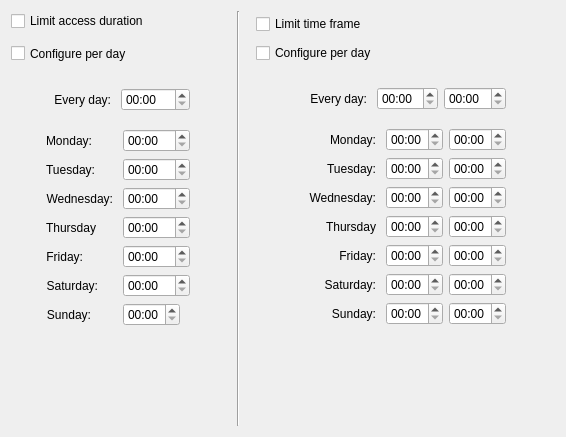
The window that clepsydra/app/ui/limits.ui (timekpr/clepsydra) describes before a commit, drawn with Qt 5.
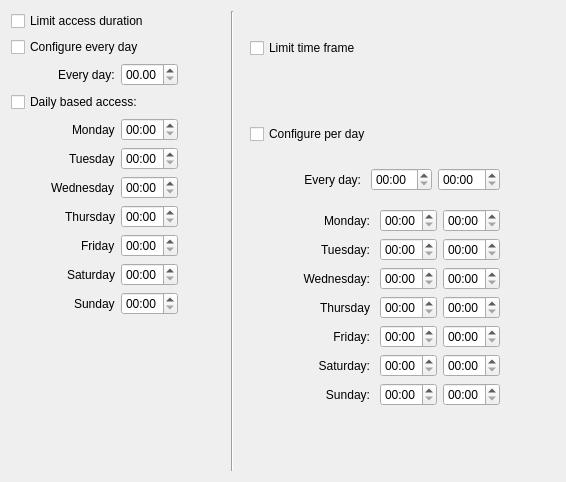
The same window after the commit.

Patch:
```diff
--- a/clepsydra/app/ui/limits.ui
+++ b/clepsydra/app/ui/limits.ui
@@ -7,7 +7,7 @@
     <x>0</x>
     <y>0</y>
     <width>566</width>
-    <height>437</height>
+    <height>482</height>
    </rect>
   </property>
   <property name="sizePolicy">
@@ -26,6 +26,42 @@
    <string>Form</string>
   </property>
   <layout class="QGridLayout" name="gridLayout_4">
+   <item row="6" column="5">
+    <spacer name="horizontalSpacer">
+     <property name="orientation">
+      <enum>Qt::Horizontal</enum>
+     </property>
+     <property name="sizeHint" stdset="0">
+      <size>
+       <width>40</width>
+       <height>20</height>
+      </size>
+     </property>
+    </spacer>
+   </item>
+   <item row="1" column="0">
+    <widget class="QCheckBox" name="checkBox">
+     <property name="text">
+      <string>Configure every day</string>
+     </property>
+    </widget>
+   </item>
+   <item row="6" column="3">
+    <spacer name="horizontalSpacer_5">
+     <property name="orientation">
+      <enum>Qt::Horizontal</enum>
+     </property>
+     <property name="sizeType">
+      <enum>QSizePolicy::Fixed</enum>
+     </property>
+     <property name="sizeHint" stdset="0">
+      <size>
+       <width>10</width>
+       <height>163</height>
+      </size>
+     </property>
+    </spacer>
+   </item>
    <item row="0" column="0">
     <widget class="QCheckBox" name="ckLimit">
      <property name="layoutDirection">
@@ -36,65 +72,7 @@
      </property>
     </widget>
    </item>
-   <item row="0" column="2" rowspan="4">
-    <widget class="Line" name="line">
-     <property name="sizePolicy">
-      <sizepolicy hsizetype="Minimum" vsizetype="Minimum">
-       <horstretch>0</horstretch>
-       <verstretch>0</verstretch>
-      </sizepolicy>
-     </property>
-     <property name="orientation">
-      <enum>Qt::Vertical</enum>
-     </property>
-    </widget>
-   </item>
-   <item row="0" column="4" rowspan="2">
-    <widget class="QCheckBox" name="ckBound">
-     <property name="enabled">
-      <bool>true</bool>
-     </property>
-     <property name="layoutDirection">
-      <enum>Qt::LeftToRight</enum>
-     </property>
-     <property name="text">
-      <string>Limit time frame</string>
-     </property>
-    </widget>
-   </item>
-   <item row="2" column="1">
-    <spacer name="horizontalSpacer_4">
-     <property name="orientation">
-      <enum>Qt::Horizontal</enum>
-     </property>
-     <property name="sizeType">
-      <enum>QSizePolicy::MinimumExpanding</enum>
-     </property>
-     <property name="sizeHint" stdset="0">
-      <size>
-       <width>10</width>
-       <height>163</height>
-      </size>
-     </property>
-    </spacer>
-   </item>
-   <item row="2" column="3">
-    <spacer name="horizontalSpacer_5">
-     <property name="orientation">
-      <enum>Qt::Horizontal</enum>
-     </property>
-     <property name="sizeType">
-      <enum>QSizePolicy::Fixed</enum>
-     </property>
-     <property name="sizeHint" stdset="0">
-      <size>
-       <width>10</width>
-       <height>163</height>
-      </size>
-     </property>
-    </spacer>
-   </item>
-   <item row="2" column="4">
+   <item row="6" column="4">
     <widget class="QWidget" name="wgBoundConf" native="true">
      <property name="sizePolicy">
       <sizepolicy hsizetype="Preferred" vsizetype="Minimum">
@@ -630,8 +608,10 @@
      </layout>
     </widget>
    </item>
-   <item row="2" column="5">
-    <spacer name="horizontalSpacer">
+   <item row="2" column="0" rowspan="2">
+    <layout class="QHBoxLayout" name="accConfEveryDay">
+     <item>
+      <spacer name="horizontalSpacer_2">
      <property name="orientation">
       <enum>Qt::Horizontal</enum>
      </property>
@@ -643,428 +623,242 @@
      </property>
     </spacer>
    </item>
-   <item row="2" column="0">
-    <widget class="QWidget" name="wgLimitConf" native="true">
-     <property name="sizePolicy">
-      <sizepolicy hsizetype="Preferred" vsizetype="Minimum">
-       <horstretch>0</horstretch>
-       <verstretch>0</verstretch>
-      </sizepolicy>
-     </property>
-     <layout class="QGridLayout" name="gridLayout">
-      <property name="leftMargin">
-       <number>0</number>
-      </property>
-      <property name="topMargin">
-       <number>0</number>
-      </property>
-      <property name="rightMargin">
-       <number>0</number>
-      </property>
-      <property name="bottomMargin">
-       <number>0</number>
-      </property>
-      <property name="verticalSpacing">
-       <number>0</number>
-      </property>
-      <item row="0" column="0" colspan="2">
-       <widget class="QCheckBox" name="ckLimitDay">
-        <property name="minimumSize">
-         <size>
-          <width>0</width>
-          <height>21</height>
-         </size>
-        </property>
-        <property name="layoutDirection">
-         <enum>Qt::LeftToRight</enum>
-        </property>
-        <property name="text">
-         <string>Configure per day</string>
-        </property>
-       </widget>
-      </item>
-      <item row="1" column="1">
-       <spacer name="verticalSpacer_6">
-        <property name="orientation">
-         <enum>Qt::Vertical</enum>
-        </property>
-        <property name="sizeType">
-         <enum>QSizePolicy::Fixed</enum>
-        </property>
-        <property name="sizeHint" stdset="0">
-         <size>
-          <width>20</width>
-          <height>15</height>
-         </size>
-        </property>
-       </spacer>
-      </item>
-      <item row="2" column="1">
-       <widget class="QWidget" name="wgLimitEveryDay" native="true">
-        <layout class="QHBoxLayout" name="horizontalLayout_5">
          <item>
-          <widget class="QLabel" name="lbLimit_0">
-           <property name="minimumSize">
-            <size>
-             <width>0</width>
-             <height>23</height>
-            </size>
-           </property>
+      <widget class="QLabel" name="lblEveryDay">
            <property name="text">
             <string>Every day:</string>
            </property>
-           <property name="alignment">
-            <set>Qt::AlignRight|Qt::AlignTrailing|Qt::AlignVCenter</set>
-           </property>
-           <property name="margin">
-            <number>0</number>
-           </property>
-           <property name="indent">
-            <number>4</number>
-           </property>
           </widget>
          </item>
          <item>
-          <widget class="QTimeEdit" name="sbLimit_7">
-           <property name="maximumSize">
-            <size>
-             <width>16777215</width>
-             <height>16777215</height>
-            </size>
-           </property>
+      <widget class="QTimeEdit" name="teEveryDayLimit">
            <property name="displayFormat">
-            <string>hh:mm</string>
+        <string>hh.mm</string>
            </property>
           </widget>
          </item>
         </layout>
-       </widget>
-      </item>
-      <item row="3" column="0" rowspan="2">
+   </item>
+   <item row="5" column="0" rowspan="2">
+    <layout class="QVBoxLayout" name="verticalLayout">
+     <item>
+      <layout class="QHBoxLayout" name="layAccess_mon">
+       <item>
        <spacer name="horizontalSpacer_6">
         <property name="orientation">
          <enum>Qt::Horizontal</enum>
         </property>
-        <property name="sizeType">
-         <enum>QSizePolicy::Fixed</enum>
-        </property>
         <property name="sizeHint" stdset="0">
          <size>
-          <width>20</width>
-          <height>18</height>
+           <width>40</width>
+           <height>20</height>
          </size>
         </property>
        </spacer>
       </item>
-      <item row="3" column="1">
-       <layout class="QVBoxLayout" name="lyLimitWeek">
-        <property name="spacing">
-         <number>0</number>
-        </property>
         <item>
-         <widget class="QWidget" name="wgLimitWeek" native="true">
-          <layout class="QFormLayout" name="formLayout">
-           <property name="fieldGrowthPolicy">
-            <enum>QFormLayout::ExpandingFieldsGrow</enum>
-           </property>
-           <item row="0" column="0">
-            <widget class="QLabel" name="lbLimit_1">
-             <property name="minimumSize">
-              <size>
-               <width>0</width>
-               <height>23</height>
-              </size>
-             </property>
+        <widget class="QLabel" name="lblAccessMon">
              <property name="text">
-              <string>Monday:</string>
-             </property>
-             <property name="alignment">
-              <set>Qt::AlignRight|Qt::AlignTrailing|Qt::AlignVCenter</set>
-             </property>
-             <property name="margin">
-              <number>0</number>
-             </property>
-             <property name="indent">
-              <number>4</number>
-             </property>
-            </widget>
-           </item>
-           <item row="0" column="1">
-            <widget class="QTimeEdit" name="sbLimit_1">
-             <property name="minimumSize">
-              <size>
-               <width>67</width>
-               <height>0</height>
-              </size>
-             </property>
-             <property name="maximumSize">
-              <size>
-               <width>67</width>
-               <height>16777215</height>
-              </size>
-             </property>
+          <string>Monday</string>
+         </property>
+        </widget>
+       </item>
+       <item>
+        <widget class="QTimeEdit" name="sbLimit_mon">
              <property name="displayFormat">
               <string>hh:mm</string>
              </property>
             </widget>
            </item>
-           <item row="1" column="0">
-            <widget class="QLabel" name="lbLimit_2">
-             <property name="minimumSize">
+      </layout>
+     </item>
+     <item>
+      <layout class="QHBoxLayout" name="layAccess_tue">
+       <item>
+        <spacer name="horizontalSpacer_3">
+         <property name="orientation">
+          <enum>Qt::Horizontal</enum>
+         </property>
+         <property name="sizeHint" stdset="0">
               <size>
-               <width>0</width>
-               <height>23</height>
-              </size>
-             </property>
+           <width>40</width>
+           <height>20</height>
+          </size>
+         </property>
+        </spacer>
+       </item>
+       <item>
+        <widget class="QLabel" name="lblAccessTue">
              <property name="text">
-              <string>Tuesday:</string>
-             </property>
-             <property name="alignment">
-              <set>Qt::AlignRight|Qt::AlignTrailing|Qt::AlignVCenter</set>
-             </property>
-             <property name="margin">
-              <number>0</number>
-             </property>
-             <property name="indent">
-              <number>4</number>
-             </property>
-            </widget>
-           </item>
-           <item row="1" column="1">
-            <widget class="QTimeEdit" name="sbLimit_2">
-             <property name="minimumSize">
-              <size>
-               <width>67</width>
-               <height>0</height>
-              </size>
-             </property>
-             <property name="maximumSize">
-              <size>
-               <width>67</width>
-               <height>16777215</height>
-              </size>
-             </property>
+          <string>Tuesday</string>
+         </property>
+        </widget>
+       </item>
+       <item>
+        <widget class="QTimeEdit" name="sbLimit_tue">
              <property name="displayFormat">
               <string>hh:mm</string>
              </property>
             </widget>
            </item>
-           <item row="2" column="0">
-            <widget class="QLabel" name="lbLimit_3">
-             <property name="minimumSize">
+      </layout>
+     </item>
+     <item>
+      <layout class="QHBoxLayout" name="layAccess_wed">
+       <item>
+        <spacer name="horizontalSpacer_8">
+         <property name="orientation">
+          <enum>Qt::Horizontal</enum>
+         </property>
+         <property name="sizeHint" stdset="0">
               <size>
-               <width>0</width>
-               <height>23</height>
-              </size>
-             </property>
+           <width>40</width>
+           <height>20</height>
+          </size>
+         </property>
+        </spacer>
+       </item>
+       <item>
+        <widget class="QLabel" name="lblAccessWed">
              <property name="text">
-              <string>Wednesday:</string>
-             </property>
-             <property name="alignment">
-              <set>Qt::AlignRight|Qt::AlignTrailing|Qt::AlignVCenter</set>
-             </property>
-             <property name="margin">
-              <number>0</number>
-             </property>
-             <property name="indent">
-              <number>4</number>
-             </property>
-            </widget>
-           </item>
-           <item row="2" column="1">
-            <widget class="QTimeEdit" name="sbLimit_3">
-             <property name="minimumSize">
-              <size>
-               <width>67</width>
-               <height>0</height>
-              </size>
-             </property>
-             <property name="maximumSize">
-              <size>
-               <width>67</width>
-               <height>16777215</height>
-              </size>
-             </property>
+          <string>Wednesday</string>
+         </property>
+        </widget>
+       </item>
+       <item>
+        <widget class="QTimeEdit" name="sbLimit_wed">
              <property name="displayFormat">
               <string>hh:mm</string>
              </property>
             </widget>
            </item>
-           <item row="3" column="0">
-            <widget class="QLabel" name="lbLimit_4">
-             <property name="minimumSize">
+      </layout>
+     </item>
+     <item>
+      <layout class="QHBoxLayout" name="layAccess_thu">
+       <item>
+        <spacer name="horizontalSpacer_9">
+         <property name="orientation">
+          <enum>Qt::Horizontal</enum>
+         </property>
+         <property name="sizeHint" stdset="0">
               <size>
-               <width>0</width>
-               <height>23</height>
-              </size>
-             </property>
+           <width>40</width>
+           <height>20</height>
+          </size>
+         </property>
+        </spacer>
+       </item>
+       <item>
+        <widget class="QLabel" name="lblAccessThu">
              <property name="text">
               <string>Thursday</string>
              </property>
-             <property name="alignment">
-              <set>Qt::AlignRight|Qt::AlignTrailing|Qt::AlignVCenter</set>
-             </property>
-             <property name="margin">
-              <number>0</number>
-             </property>
-             <property name="indent">
-              <number>4</number>
-             </property>
-            </widget>
-           </item>
-           <item row="3" column="1">
-            <widget class="QTimeEdit" name="sbLimit_4">
-             <property name="minimumSize">
-              <size>
-               <width>67</width>
-               <height>0</height>
-              </size>
-             </property>
-             <property name="maximumSize">
-              <size>
-               <width>67</width>
-               <height>16777215</height>
-              </size>
-             </property>
+        </widget>
+       </item>
+       <item>
+        <widget class="QTimeEdit" name="sbLimit_thu">
              <property name="displayFormat">
               <string>hh:mm</string>
              </property>
             </widget>
            </item>
-           <item row="4" column="0">
-            <widget class="QLabel" name="lbLimit_5">
-             <property name="minimumSize">
+      </layout>
+     </item>
+     <item>
+      <layout class="QHBoxLayout" name="layAccess_fri">
+       <item>
+        <spacer name="horizontalSpacer_10">
+         <property name="orientation">
+          <enum>Qt::Horizontal</enum>
+         </property>
+         <property name="sizeHint" stdset="0">
               <size>
-               <width>0</width>
-               <height>23</height>
-              </size>
-             </property>
+           <width>40</width>
+           <height>20</height>
+          </size>
+         </property>
+        </spacer>
+       </item>
+       <item>
+        <widget class="QLabel" name="lblAccessFri">
              <property name="text">
-              <string>Friday:</string>
-             </property>
-             <property name="alignment">
-              <set>Qt::AlignRight|Qt::AlignTrailing|Qt::AlignVCenter</set>
-             </property>
-             <property name="margin">
-              <number>0</number>
-             </property>
-             <property name="indent">
-              <number>4</number>
-             </property>
-            </widget>
-           </item>
-           <item row="4" column="1">
-            <widget class="QTimeEdit" name="sbLimit_5">
-             <property name="minimumSize">
-              <size>
-               <width>67</width>
-               <height>0</height>
-              </size>
-             </property>
-             <property name="maximumSize">
-              <size>
-               <width>67</width>
-               <height>16777215</height>
-              </size>
-             </property>
+          <string>Friday</string>
+         </property>
+        </widget>
+       </item>
+       <item>
+        <widget class="QTimeEdit" name="sbLimit_fri">
              <property name="displayFormat">
               <string>hh:mm</string>
              </property>
             </widget>
            </item>
-           <item row="5" column="0">
-            <widget class="QLabel" name="lbLimit_6">
-             <property name="minimumSize">
+      </layout>
+     </item>
+     <item>
+      <layout class="QHBoxLayout" name="layAccess_sat">
+       <item>
+        <spacer name="horizontalSpacer_11">
+         <property name="orientation">
+          <enum>Qt::Horizontal</enum>
+         </property>
+         <property name="sizeHint" stdset="0">
               <size>
-               <width>0</width>
-               <height>23</height>
-              </size>
-             </property>
+           <width>40</width>
+           <height>20</height>
+          </size>
+         </property>
+        </spacer>
+       </item>
+       <item>
+        <widget class="QLabel" name="lblAccessSat">
              <property name="text">
-              <string>Saturday:</string>
-             </property>
-             <property name="alignment">
-              <set>Qt::AlignRight|Qt::AlignTrailing|Qt::AlignVCenter</set>
-             </property>
-             <property name="margin">
-              <number>0</number>
-             </property>
-             <property name="indent">
-              <number>4</number>
-             </property>
-            </widget>
-           </item>
-           <item row="5" column="1">
-            <widget class="QTimeEdit" name="sbLimit_6">
-             <property name="minimumSize">
-              <size>
-               <width>67</width>
-               <height>0</height>
-              </size>
-             </property>
-             <property name="maximumSize">
-              <size>
-               <width>67</width>
-               <height>16777215</height>
-              </size>
-             </property>
+          <string>Saturday</string>
+         </property>
+        </widget>
+       </item>
+       <item>
+        <widget class="QTimeEdit" name="sbLimit_sat">
              <property name="displayFormat">
               <string>hh:mm</string>
              </property>
             </widget>
            </item>
-           <item row="7" column="1">
-            <widget class="QWidget" name="wgLimitSunday" native="true">
-             <layout class="QHBoxLayout" name="horizontalLayout_6"/>
-            </widget>
-           </item>
-           <item row="6" column="1">
-            <widget class="QTimeEdit" name="sbLimit_0">
-             <property name="maximumSize">
-              <size>
-               <width>77</width>
-               <height>16777215</height>
-              </size>
-             </property>
-             <property name="displayFormat">
-              <string>hh:mm</string>
-             </property>
-            </widget>
-           </item>
-           <item row="6" column="0">
-            <widget class="QLabel" name="lbLimit_7">
-             <property name="sizePolicy">
-              <sizepolicy hsizetype="Preferred" vsizetype="Minimum">
-               <horstretch>0</horstretch>
-               <verstretch>0</verstretch>
-              </sizepolicy>
-             </property>
-             <property name="minimumSize">
+      </layout>
+     </item>
+     <item>
+      <layout class="QHBoxLayout" name="layAccess_sun">
+       <item>
+        <spacer name="horizontalSpacer_12">
+         <property name="orientation">
+          <enum>Qt::Horizontal</enum>
+         </property>
+         <property name="sizeHint" stdset="0">
               <size>
-               <width>0</width>
-               <height>23</height>
-              </size>
-             </property>
+           <width>40</width>
+           <height>20</height>
+          </size>
+         </property>
+        </spacer>
+       </item>
+       <item>
+        <widget class="QLabel" name="lblAccessSun">
              <property name="text">
-              <string>Sunday:</string>
-             </property>
-             <property name="alignment">
-              <set>Qt::AlignRight|Qt::AlignTrailing|Qt::AlignVCenter</set>
-             </property>
-             <property name="margin">
-              <number>0</number>
-             </property>
-             <property name="indent">
-              <number>4</number>
-             </property>
-            </widget>
-           </item>
-          </layout>
+          <string>Sunday</string>
+         </property>
+        </widget>
+       </item>
+       <item>
+        <widget class="QTimeEdit" name="sbLimit_sun">
+         <property name="displayFormat">
+          <string>hh:mm</string>
+         </property>
          </widget>
         </item>
        </layout>
       </item>
-      <item row="4" column="1">
+     <item>
        <spacer name="verticalSpacer">
         <property name="orientation">
          <enum>Qt::Vertical</enum>
@@ -1072,14 +866,65 @@
         <property name="sizeHint" stdset="0">
          <size>
           <width>20</width>
-          <height>40</height>
+         <height>20</height>
          </size>
         </property>
        </spacer>
       </item>
      </layout>
+   </item>
+   <item row="0" column="4" rowspan="4">
+    <widget class="QCheckBox" name="ckBound">
+     <property name="enabled">
+      <bool>true</bool>
+     </property>
+     <property name="layoutDirection">
+      <enum>Qt::LeftToRight</enum>
+     </property>
+     <property name="text">
+      <string>Limit time frame</string>
+     </property>
     </widget>
    </item>
+   <item row="6" column="1">
+    <spacer name="horizontalSpacer_4">
+     <property name="orientation">
+      <enum>Qt::Horizontal</enum>
+     </property>
+     <property name="sizeType">
+      <enum>QSizePolicy::MinimumExpanding</enum>
+     </property>
+     <property name="sizeHint" stdset="0">
+      <size>
+       <width>10</width>
+       <height>163</height>
+      </size>
+     </property>
+    </spacer>
+   </item>
+   <item row="0" column="2" rowspan="8">
+    <widget class="Line" name="line">
+     <property name="sizePolicy">
+      <sizepolicy hsizetype="Minimum" vsizetype="Minimum">
+       <horstretch>0</horstretch>
+       <verstretch>0</verstretch>
+      </sizepolicy>
+     </property>
+     <property name="orientation">
+      <enum>Qt::Vertical</enum>
+     </property>
+    </widget>
+   </item>
+   <item row="4" column="0">
+    <widget class="QCheckBox" name="ckLimitByDay">
+     <property name="text">
+      <string>Daily based access:</string>
+     </property>
+    </widget>
+   </item>
+   <item row="7" column="0">
+    <layout class="QHBoxLayout" name="horizontalLayout_7"/>
+   </item>
   </layout>
  </widget>
  <resources/>
```
Lines whose indentation alone changed are shown as unchanged.
